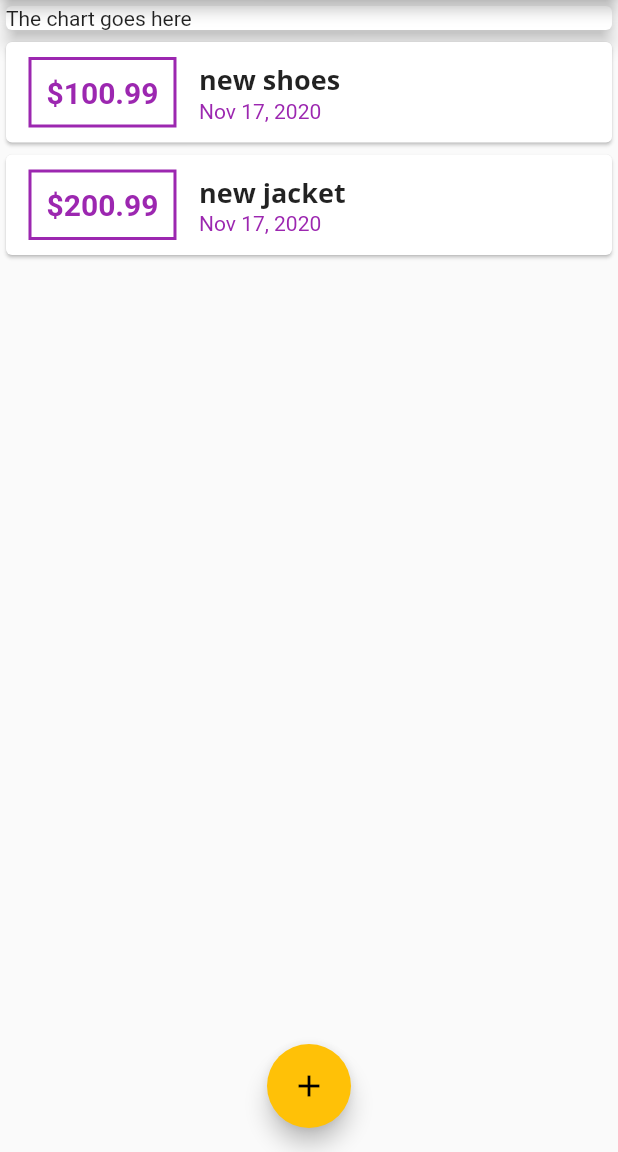
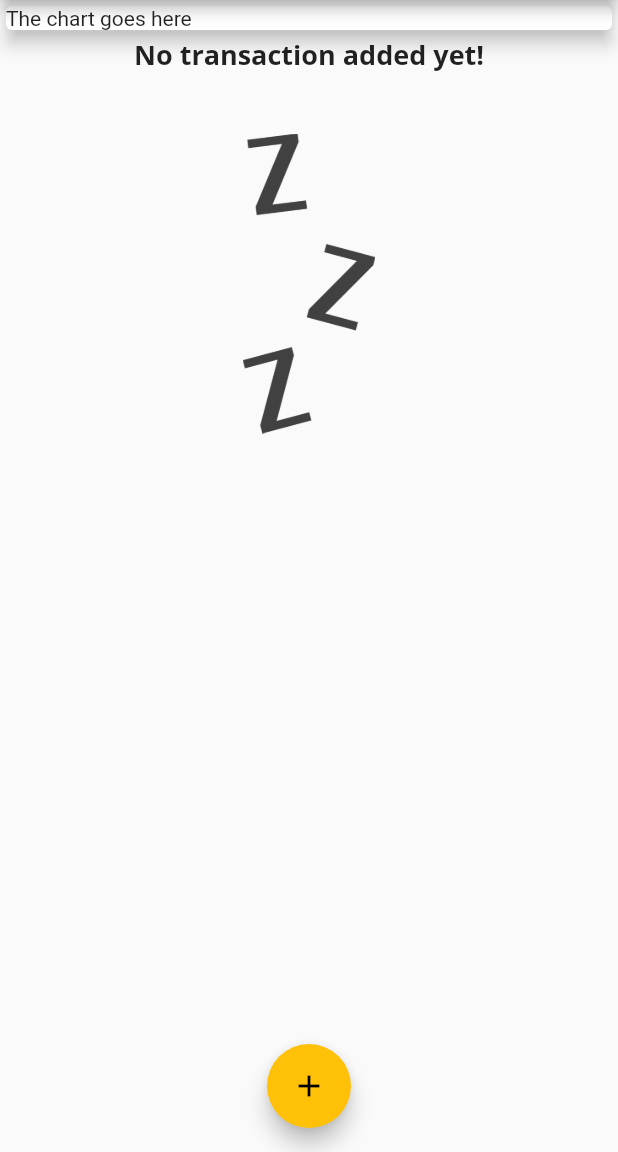
Before and after one commit to RahatIbnRafiq/FlutterProjects, a Flutter app: the screen it shows after launch, on a phone screen of 412 x 824 dp, the part 84-1236 px from its top. Run offline on Flutter 3.47's test engine with Material 2 defaults, Android fonts, the light colour scheme and no system bars; Roboto replaces fonts that are missing (OepnSans).

Commit message:
adding waiting image when there is no transaction

```diff
--- a/personal_expense/lib/main.dart
+++ b/personal_expense/lib/main.dart
@@ -49,10 +49,10 @@ class _MyHomePageState extends State<MyHomePage> {
   final amountController = TextEditingController();
 
   final List<Transaction> _userTransactions = [
-    Transaction(
-        id: 't1', title: 'new shoes', amount: 100.99, date: DateTime.now()),
-    Transaction(
-        id: 't2', title: 'new jacket', amount: 200.99, date: DateTime.now())
+    // Transaction(
+    //     id: 't1', title: 'new shoes', amount: 100.99, date: DateTime.now()),
+    // Transaction(
+    //     id: 't2', title: 'new jacket', amount: 200.99, date: DateTime.now())
   ];
 
   void _addNewTransaction(String titleTx, double amountTx) {
--- a/personal_expense/lib/widgets/transaction_list.dart
+++ b/personal_expense/lib/widgets/transaction_list.dart
@@ -12,16 +12,37 @@ class TransactionList extends StatelessWidget {
   Widget build(BuildContext context) {
     return Container(
       height: 300,
-      child: ListView.builder(
+      child: this.transactions.isEmpty
+          ? Column(
+              children: [
+                Text(
+                  'No transaction added yet!',
+                  style: Theme.of(context).textTheme.title,
+                ),
+                SizedBox(
+                  height: 40,
+                ),
+                Container(
+                  height: 200,
+                  child: Image.asset(
+                    'assets/images/waiting.png',
+                    fit: BoxFit.cover,
+                  ),
+                ),
+              ],
+            )
+          : ListView.builder(
               itemBuilder: (ctx, index) {
                 return Card(
                   child: Row(
                     children: [
                       Container(
-                    margin: EdgeInsets.symmetric(vertical: 10, horizontal: 15),
+                          margin: EdgeInsets.symmetric(
+                              vertical: 10, horizontal: 15),
                           decoration: BoxDecoration(
                               border: Border.all(
-                            color: Theme.of(context).primaryColor, width: 2)),
+                                  color: Theme.of(context).primaryColor,
+                                  width: 2)),
                           padding: EdgeInsets.all(10),
                           child: Text(
                             '\$${transactions[index].amount.toStringAsFixed(2)}',
@@ -39,7 +60,8 @@ class TransactionList extends StatelessWidget {
                           ),
                           Text(
                             DateFormat.yMMMd().format(transactions[index].date),
-                      style: TextStyle(color: Theme.of(context).primaryColor),
+                            style: TextStyle(
+                                color: Theme.of(context).primaryColor),
                           )
                         ],
                       )
--- a/personal_expense/pubspec.yaml
+++ b/personal_expense/pubspec.yaml
@@ -46,8 +46,8 @@ flutter:
   uses-material-design: true
 
   # To add assets to your application, add an assets section, like this:
-  # assets:
-  #   - images/a_dot_burr.jpeg
+  assets:
+    - assets/images/waiting.png
   #   - images/a_dot_ham.jpeg
 
   # An image asset can refer to one or more resolution-specific "variants", see
```
Also changed, not shown: personal_expense/assets/images/waiting.png (added). Lines whose indentation alone changed are shown as unchanged.
